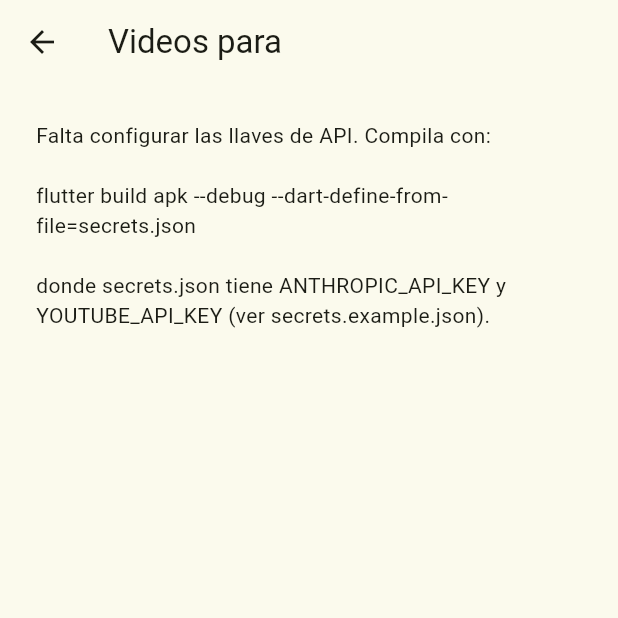
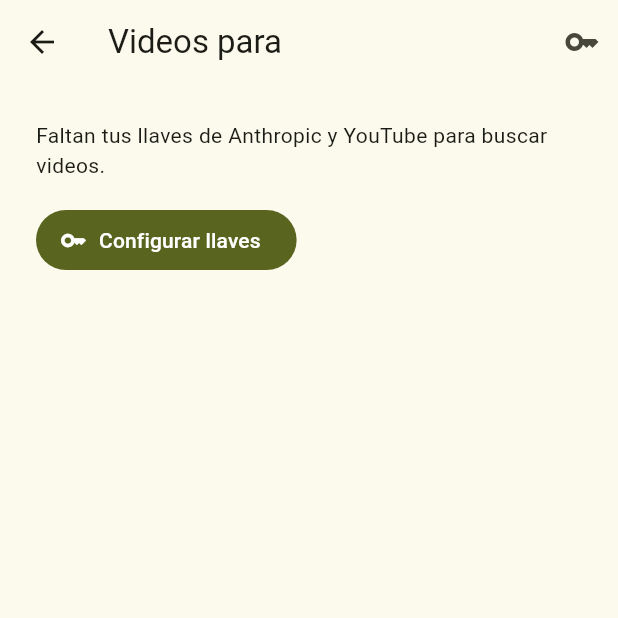
Before and after one commit to iam-oov/jeep-obd2, a Flutter app: the VideosScreen screen opened directly with empty values, on a phone screen of 412 x 824 dp, the top half of it. Run offline on Flutter 3.47's test engine with Material 3 defaults, Android fonts, the phone set to English and light mode, and no system bars; our stand-ins replace flutter_blue_plus, flutter_secure_storage, permission_handler, shared_preferences; missing offline and left inert: flutter_blue_classic; accounts and stored records are empty.

Commit message:
feat: capturar las llaves de API en un modal dentro de la app
- Modal "Llaves de API" (menú ⋮ y al buscar videos por primera vez)
- Prueba las llaves antes de guardarlas (Anthropic: consulta de modelo; YouTube: 1 unidad)
- Se guardan cifradas con flutter_secure_storage; las de compilación quedan como respaldo
- El APK publicado ya no necesita llaves compiladas

```diff
--- a/lib/app_state.dart
+++ b/lib/app_state.dart
@@ -10,6 +10,7 @@ import 'bluetooth/bluetooth_transport.dart';
 import 'bluetooth/elm_connection.dart';
 import 'data/dtc_descriptions.dart';
 import 'obd/obd_service.dart';
+import 'solutions/api_keys.dart';
 import 'vehicle/vehicle.dart';
 
 enum ConnectionStatus { disconnected, connecting, initializing, ready }
@@ -56,11 +57,35 @@ class AppState extends ChangeNotifier {
     classic.FlutterBlueClassic? bluetooth,
     VehicleStore? vehicleStore,
     VinDecoder? vinDecoder,
-  })  : _bluetooth = bluetooth ?? classic.FlutterBlueClassic(),
+    ApiKeyStore? apiKeyStore,
+  })  : _apiKeyStore = apiKeyStore ?? ApiKeyStore(),
+        _bluetooth = bluetooth ?? classic.FlutterBlueClassic(),
         _vehicleStore = vehicleStore ?? VehicleStore(),
         _vinDecoder = vinDecoder ?? VinDecoder();
 
   final VehicleStore _vehicleStore;
+  final ApiKeyStore _apiKeyStore;
+
+  /// Llaves de Anthropic y YouTube para la búsqueda de videos.
+  ApiKeys apiKeys = const ApiKeys();
+
+  Future<void> loadApiKeys() async {
+    apiKeys = await _apiKeyStore.load();
+    notifyListeners();
+  }
+
+  Future<void> saveApiKeys(ApiKeys keys) async {
+    await _apiKeyStore.save(keys);
+    apiKeys = keys;
+    _log(LogKind.info, 'Llaves de API guardadas');
+    notifyListeners();
+  }
+
+  Future<void> clearApiKeys() async {
+    await _apiKeyStore.clear();
+    apiKeys = await _apiKeyStore.load();
+    notifyListeners();
+  }
   final VinDecoder _vinDecoder;
 
   /// Vehículos guardados por el usuario (formulario modal).
--- a/lib/main.dart
+++ b/lib/main.dart
@@ -9,7 +9,8 @@ void main() {
     ChangeNotifierProvider(
       create: (_) => AppState()
         ..loadDescriptions()
-        ..loadVehicle(),
+        ..loadVehicle()
+        ..loadApiKeys(),
       child: const JeepObdApp(),
     ),
   );
--- a/lib/ui/videos_screen.dart
+++ b/lib/ui/videos_screen.dart
@@ -1,22 +1,30 @@
 import 'package:flutter/material.dart';
+import 'package:provider/provider.dart';
 import 'package:url_launcher/url_launcher.dart';
+
+import '../app_state.dart';
 
 import '../solutions/claude_client.dart';
 import '../solutions/video_finder.dart';
 import '../solutions/youtube_client.dart';
 import '../vehicle/vehicle.dart';
+import 'api_keys_dialog.dart';
 import 'vehicle_dialog.dart';
 import 'widgets.dart';
 
-/// Llaves inyectadas al compilar con `--dart-define-from-file=secrets.json`.
-const anthropicApiKey = String.fromEnvironment('ANTHROPIC_API_KEY');
-const youtubeApiKey = String.fromEnvironment('YOUTUBE_API_KEY');
-
-/// Abre la búsqueda de videos para [code]; si no hay vehículo guardado,
-/// primero lo pide con el modal.
+/// Abre la búsqueda de videos para [code]. Antes pide, con sus modales, el
+/// vehículo y las llaves de API si faltan.
 Future<void> openVideosFor(BuildContext context, String code, String description) async {
   final vehicle = await ensureVehicle(context);
   if (vehicle == null || !context.mounted) return;
+  if (!context.read<AppState>().apiKeys.complete) {
+    final ok = await showApiKeysDialog(
+      context,
+      note: 'Para buscar videos necesitas tus llaves de Anthropic (Claude Haiku) y de '
+          'YouTube. Se guardan cifradas solo en este teléfono.',
+    );
+    if (!ok || !context.mounted) return;
+  }
   await Navigator.of(context).push(
     MaterialPageRoute<void>(
       builder: (_) => VideosScreen(code: code, description: description, vehicle: vehicle),
@@ -37,7 +45,7 @@ class VideosScreen extends StatefulWidget {
   final String description;
   final Vehicle vehicle;
 
-  /// Para pruebas; en la app se crea con las llaves de compilación.
+  /// Para pruebas; en la app se crea con las llaves guardadas.
   final VideoFinder? finder;
 
   @override
@@ -47,14 +55,20 @@ class VideosScreen extends StatefulWidget {
 class _VideosScreenState extends State<VideosScreen> {
   Future<VideoSearchResult>? _future;
 
-  VideoFinder? get _finder =>
-      widget.finder ??
-      (anthropicApiKey.isEmpty || youtubeApiKey.isEmpty
-          ? null
-          : VideoFinder(
-              claude: ClaudeClient(apiKey: anthropicApiKey),
-              youtube: YoutubeClient(apiKey: youtubeApiKey),
-            ));
+  VideoFinder? get _finder {
+    if (widget.finder != null) return widget.finder;
+    final keys = context.read<AppState>().apiKeys;
+    if (!keys.complete) return null;
+    return VideoFinder(
+      claude: ClaudeClient(apiKey: keys.anthropic),
+      youtube: YoutubeClient(apiKey: keys.youtube),
+    );
+  }
+
+  Future<void> _editKeys() async {
+    final saved = await showApiKeysDialog(context);
+    if (saved && mounted) _search(refresh: true);
+  }
 
   @override
   void initState() {
@@ -84,15 +98,31 @@ class _VideosScreenState extends State<VideosScreen> {
   @override
   Widget build(BuildContext context) {
     return Scaffold(
-      appBar: AppBar(title: Text('Videos para ${widget.code}')),
+      appBar: AppBar(
+        title: Text('Videos para ${widget.code}'),
+        actions: [
+          if (widget.finder == null)
+            IconButton(
+              tooltip: 'Llaves de API',
+              icon: const Icon(Icons.key),
+              onPressed: _editKeys,
+            ),
+        ],
+      ),
       body: _finder == null
-          ? const Padding(
-              padding: EdgeInsets.all(24),
-              child: Text(
-                'Falta configurar las llaves de API. Compila con:\n\n'
-                'flutter build apk --debug --dart-define-from-file=secrets.json\n\n'
-                'donde secrets.json tiene ANTHROPIC_API_KEY y YOUTUBE_API_KEY '
-                '(ver secrets.example.json).',
+          ? Padding(
+              padding: const EdgeInsets.all(24),
+              child: Column(
+                crossAxisAlignment: CrossAxisAlignment.start,
+                children: [
+                  const Text('Faltan tus llaves de Anthropic y YouTube para buscar videos.'),
+                  const SizedBox(height: 16),
+                  FilledButton.icon(
+                    onPressed: _editKeys,
+                    icon: const Icon(Icons.key),
+                    label: const Text('Configurar llaves'),
+                  ),
+                ],
               ),
             )
           : FutureBuilder<VideoSearchResult>(
--- a/pubspec.yaml
+++ b/pubspec.yaml
@@ -41,6 +41,7 @@ dependencies:
   http: ^1.6.0
   url_launcher: ^6.3.3
   shared_preferences: ^2.5.6
+  flutter_secure_storage: ^11.2.0
 
 dev_dependencies:
   flutter_test:
```
Also changed, not shown: lib/solutions/api_keys.dart (added, +102 -0 lines), lib/ui/api_keys_dialog.dart (added, +191 -0 lines), lib/ui/devices_screen.dart (+25 -1 lines), pubspec.lock, 2 other files.
